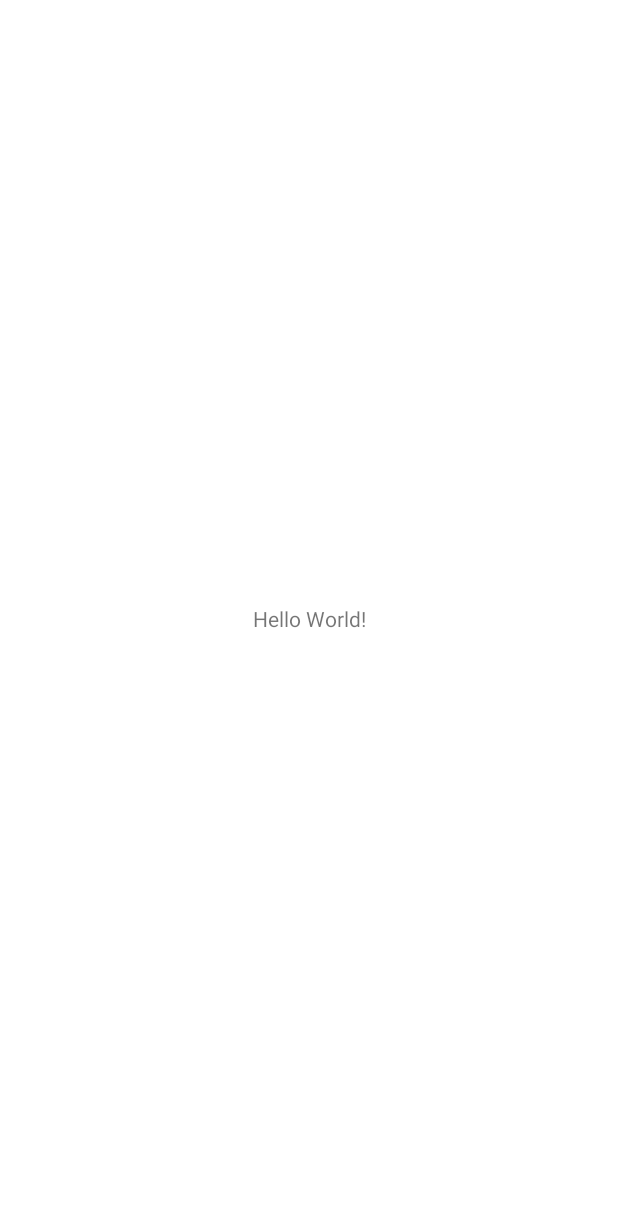
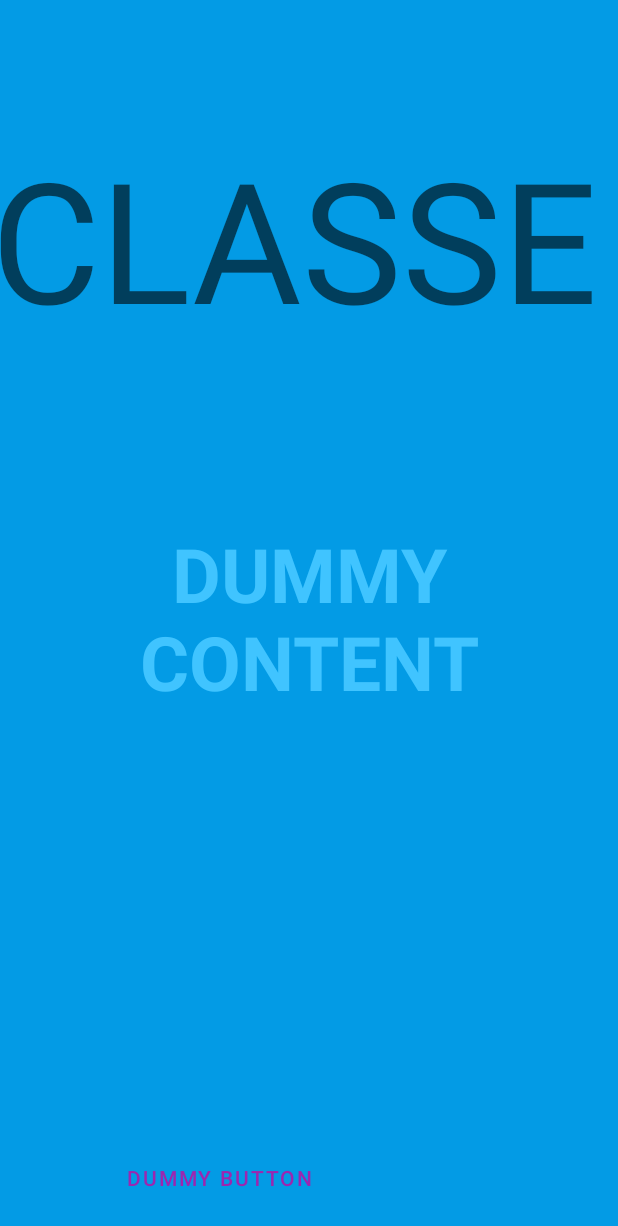
Before and after one commit to witherjohnny/ClassTrack, an Android app: the screen it shows after launch (MainActivity), on a phone screen of 412 x 824 dp. Before the commit the part shown is almost empty. Shown: the top 1226 px of the screen. Run offline under Robolectric (Android 15) with nearby library versions, the phone set to English and light mode, and no system bars; 1 statement that could not run was skipped.

Commit message:
creata PaginaClasse

```diff
--- a/app/build.gradle.kts
+++ b/app/build.gradle.kts
@@ -26,6 +26,9 @@ android {
         sourceCompatibility = JavaVersion.VERSION_1_8
         targetCompatibility = JavaVersion.VERSION_1_8
     }
+    buildFeatures {
+        viewBinding = true
+    }
 }
 
 dependencies {
@@ -33,6 +36,7 @@ dependencies {
     implementation("androidx.appcompat:appcompat:1.4.0") // Compatible with API 16
     implementation("com.google.android.material:material:1.3.0") // Compatible with API 16
     implementation("androidx.constraintlayout:constraintlayout:2.1.4") // Compatible with API 16
+    implementation("androidx.fragment:fragment:1.3.6") // Add Fragment support
 
     // Test dependencies (no changes needed)
     testImplementation("junit:junit:4.13.2")
--- a/app/src/main/java/com/cao/classtrack/MainActivity.java
+++ b/app/src/main/java/com/cao/classtrack/MainActivity.java
@@ -1,6 +1,10 @@
 package com.cao.classtrack;
 
 import androidx.appcompat.app.AppCompatActivity;
+import androidx.appcompat.app.AppCompatActivity;
+import androidx.fragment.app.Fragment;
+import androidx.fragment.app.FragmentManager;
+import androidx.fragment.app.FragmentTransaction;
 
 import android.os.Bundle;
 
@@ -10,5 +14,16 @@ public class MainActivity extends AppCompatActivity {
     protected void onCreate(Bundle savedInstanceState) {
         super.onCreate(savedInstanceState);
         setContentView(R.layout.activity_main);
+
+        if (savedInstanceState == null) {
+            loadFragment(new PaginaClasse());
+        }
     }
+    private void loadFragment(Fragment fragment) {
+        FragmentManager fragmentManager = getSupportFragmentManager();
+        FragmentTransaction fragmentTransaction = fragmentManager.beginTransaction();
+        fragmentTransaction.replace(R.id.fragmentContainerView, fragment);
+        fragmentTransaction.commit();
+    }
+
 }
--- /dev/null
+++ b/app/src/main/java/com/cao/classtrack/PaginaClasse.java
@@ -0,0 +1,238 @@
+package com.cao.classtrack;
+
+import android.annotation.SuppressLint;
+
+import androidx.annotation.NonNull;
+import androidx.annotation.Nullable;
+import androidx.appcompat.app.ActionBar;
+import androidx.appcompat.app.AppCompatActivity;
+import androidx.fragment.app.Fragment;
+
+import android.app.Activity;
+import android.os.Bundle;
+import android.os.Handler;
+import android.os.Looper;
+import android.view.LayoutInflater;
+import android.view.MotionEvent;
+import android.view.View;
+import android.view.ViewGroup;
+import android.view.WindowManager;
+
+import com.cao.classtrack.databinding.FragmentPaginaClasseBinding;
+
+/**
+ * An example full-screen activity that shows and hides the system UI (i.e.
+ * status bar and navigation/system bar) with user interaction.
+ */
+public class PaginaClasse extends Fragment {
+    /**
+     * Whether or not the system UI should be auto-hidden after
+     * {@link #AUTO_HIDE_DELAY_MILLIS} milliseconds.
+     */
+    private static final boolean AUTO_HIDE = true;
+
+    /**
+     * If {@link #AUTO_HIDE} is set, the number of milliseconds to wait after
+     * user interaction before hiding the system UI.
+     */
+    private static final int AUTO_HIDE_DELAY_MILLIS = 3000;
+
+    /**
+     * Some older devices needs a small delay between UI widget updates
+     * and a change of the status and navigation bar.
+     */
+    private static final int UI_ANIMATION_DELAY = 300;
+    private final Handler mHideHandler = new Handler(Looper.myLooper());
+    private final Runnable mHidePart2Runnable = new Runnable() {
+        @SuppressLint("InlinedApi")
+        @Override
+        public void run() {
+            // Delayed removal of status and navigation bar
+
+            // Note that some of these constants are new as of API 16 (Jelly Bean)
+            // and API 19 (KitKat). It is safe to use them, as they are inlined
+            // at compile-time and do nothing on earlier devices.
+            int flags = View.SYSTEM_UI_FLAG_LOW_PROFILE
+                    | View.SYSTEM_UI_FLAG_FULLSCREEN
+                    | View.SYSTEM_UI_FLAG_LAYOUT_STABLE
+                    | View.SYSTEM_UI_FLAG_IMMERSIVE_STICKY
+                    | View.SYSTEM_UI_FLAG_LAYOUT_HIDE_NAVIGATION
+                    | View.SYSTEM_UI_FLAG_HIDE_NAVIGATION;
+
+            Activity activity = getActivity();
+            if (activity != null
+                    && activity.getWindow() != null) {
+                activity.getWindow().getDecorView().setSystemUiVisibility(flags);
+            }
+            ActionBar actionBar = getSupportActionBar();
+            if (actionBar != null) {
+                actionBar.hide();
+            }
+
+        }
+    };
+    private View mContentView;
+    private View mControlsView;
+    private final Runnable mShowPart2Runnable = new Runnable() {
+        @Override
+        public void run() {
+            // Delayed display of UI elements
+            ActionBar actionBar = getSupportActionBar();
+            if (actionBar != null) {
+                actionBar.show();
+            }
+            mControlsView.setVisibility(View.VISIBLE);
+        }
+    };
+    private boolean mVisible;
+    private final Runnable mHideRunnable = new Runnable() {
+        @Override
+        public void run() {
+            hide();
+        }
+    };
+    /**
+     * Touch listener to use for in-layout UI controls to delay hiding the
+     * system UI. This is to prevent the jarring behavior of controls going away
+     * while interacting with activity UI.
+     */
+    private final View.OnTouchListener mDelayHideTouchListener = new View.OnTouchListener() {
+        @Override
+        public boolean onTouch(View view, MotionEvent motionEvent) {
+            if (AUTO_HIDE) {
+                delayedHide(AUTO_HIDE_DELAY_MILLIS);
+            }
+            return false;
+        }
+    };
+
+    private FragmentPaginaClasseBinding binding;
+
+    @Nullable
+    @Override
+    public View onCreateView(@NonNull LayoutInflater inflater,
+                             @Nullable ViewGroup container,
+                             @Nullable Bundle savedInstanceState) {
+
+        binding = FragmentPaginaClasseBinding.inflate(inflater, container, false);
+        return binding.getRoot();
+
+    }
+
+    @Override
+    public void onViewCreated(@NonNull View view, @Nullable Bundle savedInstanceState) {
+        super.onViewCreated(view, savedInstanceState);
+        mVisible = true;
+
+        //mControlsView = binding.fullscreenContentControls;
+        mContentView = binding.fullscreenContent;
+
+        // Set up the user interaction to manually show or hide the system UI.
+        mContentView.setOnClickListener(new View.OnClickListener() {
+            @Override
+            public void onClick(View view) {
+                toggle();
+            }
+        });
+
+        // Upon interacting with UI controls, delay any scheduled hide()
+        // operations to prevent the jarring behavior of controls going away
+        // while interacting with the UI.
+        binding.dummyButton.setOnTouchListener(mDelayHideTouchListener);
+    }
+
+    @Override
+    public void onResume() {
+        super.onResume();
+        if (getActivity() != null && getActivity().getWindow() != null) {
+            getActivity().getWindow().addFlags(WindowManager.LayoutParams.FLAG_LAYOUT_NO_LIMITS);
+        }
+
+        // Trigger the initial hide() shortly after the activity has been
+        // created, to briefly hint to the user that UI controls
+        // are available.
+        delayedHide(100);
+    }
+
+    @Override
+    public void onPause() {
+        super.onPause();
+        if (getActivity() != null && getActivity().getWindow() != null) {
+            getActivity().getWindow().clearFlags(WindowManager.LayoutParams.FLAG_LAYOUT_NO_LIMITS);
+
+            // Clear the systemUiVisibility flag
+            getActivity().getWindow().getDecorView().setSystemUiVisibility(0);
+        }
+        show();
+    }
+
+    @Override
+    public void onDestroy() {
+        super.onDestroy();
+        mContentView = null;
+        mControlsView = null;
+    }
+
+    private void toggle() {
+        if (mVisible) {
+            hide();
+        } else {
+            show();
+        }
+    }
+
+    private void hide() {
+        // Hide UI first
+        ActionBar actionBar = getSupportActionBar();
+        if (actionBar != null) {
+            actionBar.hide();
+        }
+        mControlsView.setVisibility(View.GONE);
+        mVisible = false;
+
+        // Schedule a runnable to remove the status and navigation bar after a delay
+        mHideHandler.removeCallbacks(mShowPart2Runnable);
+        mHideHandler.postDelayed(mHidePart2Runnable, UI_ANIMATION_DELAY);
+    }
+
+    @SuppressLint("InlinedApi")
+    private void show() {
+        // Show the system bar
+        mContentView.setSystemUiVisibility(View.SYSTEM_UI_FLAG_LAYOUT_FULLSCREEN
+                | View.SYSTEM_UI_FLAG_LAYOUT_HIDE_NAVIGATION);
+        mVisible = true;
+
+        // Schedule a runnable to display UI elements after a delay
+        mHideHandler.removeCallbacks(mHidePart2Runnable);
+        mHideHandler.postDelayed(mShowPart2Runnable, UI_ANIMATION_DELAY);
+        ActionBar actionBar = getSupportActionBar();
+        if (actionBar != null) {
+            actionBar.show();
+        }
+    }
+
+    /**
+     * Schedules a call to hide() in delay milliseconds, canceling any
+     * previously scheduled calls.
+     */
+    private void delayedHide(int delayMillis) {
+        mHideHandler.removeCallbacks(mHideRunnable);
+        mHideHandler.postDelayed(mHideRunnable, delayMillis);
+    }
+
+    @Nullable
+    private ActionBar getSupportActionBar() {
+        ActionBar actionBar = null;
+        if (getActivity() instanceof AppCompatActivity) {
+            AppCompatActivity activity = (AppCompatActivity) getActivity();
+            actionBar = activity.getSupportActionBar();
+        }
+        return actionBar;
+    }
+
+    @Override
+    public void onDestroyView() {
+        super.onDestroyView();
+        binding = null;
+    }
+}
--- a/app/src/main/res/layout/activity_main.xml
+++ b/app/src/main/res/layout/activity_main.xml
@@ -6,13 +6,13 @@
     android:layout_height="match_parent"
     tools:context=".MainActivity">
 
-    <TextView
-        android:layout_width="wrap_content"
-        android:layout_height="wrap_content"
-        android:text="Hello World!"
+    <androidx.fragment.app.FragmentContainerView
+        android:id="@+id/fragmentContainerView"
+        android:name="com.cao.classtrack.PaginaClasse"
+        android:layout_width="0dp"
+        android:layout_height="0dp"
         app:layout_constraintBottom_toBottomOf="parent"
         app:layout_constraintEnd_toEndOf="parent"
         app:layout_constraintStart_toStartOf="parent"
         app:layout_constraintTop_toTopOf="parent" />
-
 </androidx.constraintlayout.widget.ConstraintLayout>
--- /dev/null
+++ b/app/src/main/res/layout/fragment_pagina_classe.xml
@@ -0,0 +1,64 @@
+<?xml version="1.0" encoding="utf-8"?>
+<FrameLayout xmlns:android="http://schemas.android.com/apk/res/android"
+    xmlns:app="http://schemas.android.com/apk/res-auto"
+    xmlns:tools="http://schemas.android.com/tools"
+    android:layout_width="match_parent"
+    android:layout_height="match_parent"
+    android:background="?attr/fullscreenBackgroundColor"
+    android:theme="@style/ThemeOverlay.ClassTrack.FullscreenContainer"
+    tools:context=".PaginaClasse">
+
+    <!-- The primary full-screen view. This can be replaced with whatever view
+         is needed to present your content, e.g. VideoView, SurfaceView,
+         TextureView, etc. -->
+
+    <TextView
+        android:id="@+id/fullscreen_content"
+        android:layout_width="match_parent"
+        android:layout_height="match_parent"
+        android:gravity="center"
+        android:keepScreenOn="true"
+        android:text="@string/dummy_content"
+        android:textColor="?attr/fullscreenTextColor"
+        android:textSize="50sp"
+        android:textStyle="bold" />
+
+    <!-- This FrameLayout insets its children based on system windows using
+         android:fitsSystemWindows. -->
+    <androidx.constraintlayout.widget.ConstraintLayout
+        android:id="@+id/frameLayout"
+        android:layout_width="match_parent"
+        android:layout_height="match_parent"
+        android:fitsSystemWindows="true">
+
+
+        <Button
+            android:id="@+id/dummy_button"
+            style="?android:attr/buttonBarButtonStyle"
+            android:layout_width="1273dp"
+            android:layout_height="70dp"
+            android:layout_marginBottom="4dp"
+            android:text="@string/dummy_button"
+            app:layout_constraintBottom_toBottomOf="parent"
+            app:layout_constraintEnd_toEndOf="parent"
+            app:layout_constraintHorizontal_bias="0.571"
+            app:layout_constraintStart_toStartOf="parent" />
+
+        <TextView
+            android:id="@+id/textClasse"
+            android:layout_width="425dp"
+            android:layout_height="134dp"
+            android:layout_marginTop="84dp"
+            android:contentDescription="@string/dummy_button"
+            android:fontFamily="sans-serif"
+            android:text="CLASSE"
+            android:textAllCaps="false"
+            android:textAppearance="@style/TextAppearance.AppCompat.Display4"
+            android:typeface="normal"
+            app:layout_constraintEnd_toEndOf="parent"
+            app:layout_constraintStart_toStartOf="parent"
+            app:layout_constraintTop_toTopOf="parent" />
+
+    </androidx.constraintlayout.widget.ConstraintLayout>
+
+</FrameLayout>
--- a/app/src/main/res/values-night/themes.xml
+++ b/app/src/main/res/values-night/themes.xml
@@ -6,4 +6,9 @@
         <item name="colorPrimaryVariant">@color/purple_700</item>
         <item name="colorSecondary">@color/teal_200</item>
     </style>
+
+    <style name="ThemeOverlay.ClassTrack.FullscreenContainer" parent="">
+        <item name="fullscreenBackgroundColor">@color/light_blue_900</item>
+        <item name="fullscreenTextColor">@color/light_blue_A400</item>
+    </style>
 </resources>
--- /dev/null
+++ b/app/src/main/res/values/attrs.xml
@@ -0,0 +1,6 @@
+<resources>
+    <declare-styleable name="FullscreenAttrs">
+        <attr name="fullscreenBackgroundColor" format="color" />
+        <attr name="fullscreenTextColor" format="color" />
+    </declare-styleable>
+</resources>
--- a/app/src/main/res/values/colors.xml
+++ b/app/src/main/res/values/colors.xml
@@ -4,7 +4,12 @@
     <color name="white">#FFFFFFFF</color>
     <color name="purple_500">#9C27B0</color> <!-- Example value for purple_500 -->
     <color name="purple_700">#7B1FA2</color> <!-- Example value for purple_700 -->
-    <color name="teal_200">#80CBC4</color>  <!-- Example value for teal_200 -->
+    <color name="teal_200">#80CBC4</color>
+    <color name="light_blue_600">#FF039BE5</color>
+    <color name="light_blue_900">#FF01579B</color>
+    <color name="light_blue_A200">#FF40C4FF</color>
+    <color name="light_blue_A400">#FF00B0FF</color>
+    <color name="black_overlay">#66000000</color>  <!-- Example value for teal_200 -->
 
 
 </resources>
--- a/app/src/main/res/values/strings.xml
+++ b/app/src/main/res/values/strings.xml
@@ -1,3 +1,5 @@
 <resources>
     <string name="app_name">ClassTrack</string>
+    <string name="dummy_button">Dummy Button</string>
+    <string name="dummy_content">DUMMY\nCONTENT</string>
 </resources>
--- a/app/src/main/res/values/styles.xml
+++ b/app/src/main/res/values/styles.xml
@@ -5,4 +5,9 @@
         <item name="colorPrimaryVariant">@color/purple_700</item>
         <item name="colorSecondary">@color/teal_200</item>
     </style>
+
+    <style name="Widget.Theme.ClassTrack.ButtonBar.Fullscreen" parent="">
+        <item name="android:background">@color/black_overlay</item>
+        <item name="android:buttonBarStyle">?android:attr/buttonBarStyle</item>
+    </style>
 </resources>
--- a/app/src/main/res/values/themes.xml
+++ b/app/src/main/res/values/themes.xml
@@ -5,4 +5,9 @@
         <item name="colorPrimaryVariant">@color/purple_700</item>
         <item name="colorSecondary">@color/teal_200</item>
     </style>
+
+    <style name="ThemeOverlay.ClassTrack.FullscreenContainer" parent="">
+        <item name="fullscreenBackgroundColor">@color/light_blue_600</item>
+        <item name="fullscreenTextColor">@color/light_blue_A200</item>
+    </style>
 </resources>
```
